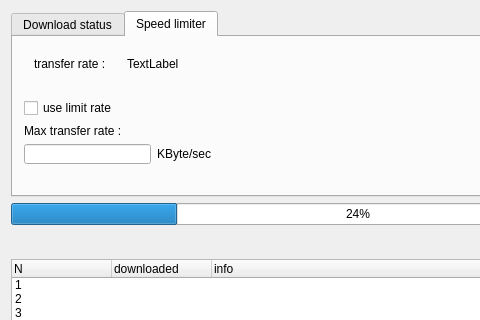
Before: the Qt Designer form HeaderAndUi/ShowDownloadWidget.ui in hamedshakib/New-Download-Manager, drawn with Qt 5; both pictures show x 0 to 480 and y 0 to 320 of the 716 by 411 pixel window.
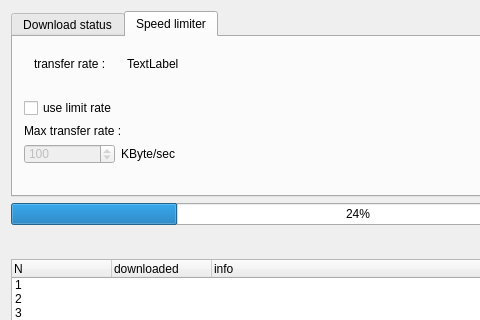
After: the same form once the commit is applied. The open tabs and pages were chosen to show the change.

Commit message: add Control Speed to Show Download widget

```diff
--- a/HeaderAndUi/ShowDownloadWidget.ui
+++ b/HeaderAndUi/ShowDownloadWidget.ui
@@ -191,9 +191,6 @@
           </property>
          </widget>
         </item>
-        <item row="2" column="0">
-         <widget class="QLineEdit" name="MaxTransferRate_lineEdit"/>
-        </item>
         <item row="2" column="1">
          <widget class="QLabel" name="label_17">
           <property name="text">
@@ -201,6 +198,25 @@
           </property>
          </widget>
         </item>
+        <item row="2" column="0">
+         <widget class="QSpinBox" name="spinBox">
+          <property name="enabled">
+           <bool>false</bool>
+          </property>
+          <property name="minimum">
+           <number>1</number>
+          </property>
+          <property name="maximum">
+           <number>100000</number>
+          </property>
+          <property name="singleStep">
+           <number>1</number>
+          </property>
+          <property name="value">
+           <number>100</number>
+          </property>
+         </widget>
+        </item>
        </layout>
       </widget>
       <widget class="QWidget" name="widget_2" native="true">
```
The commit also changes 8 other files.
